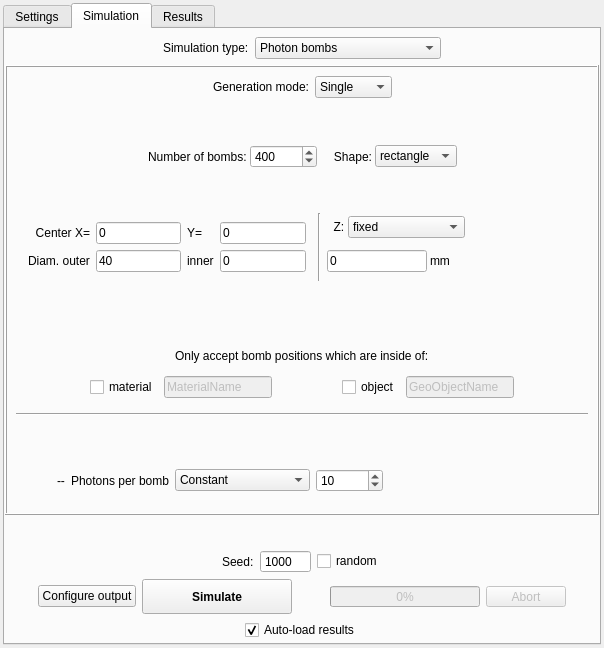
This is ants3bundle/src/ants3/gui/photsim/aphotsimwin.ui in andrmor/ANTS3bundle as Qt 5 draws it before an edit. The edited form follows.
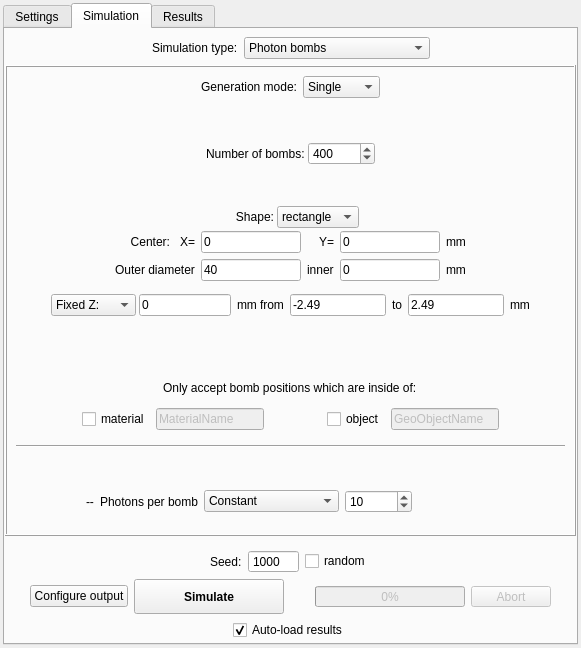
This is the edited form. The open tabs and pages were chosen to show the change.

```diff
--- a/ants3bundle/src/ants3/gui/photsim/aphotsimwin.ui
+++ b/ants3bundle/src/ants3/gui/photsim/aphotsimwin.ui
@@ -6,7 +6,7 @@
    <rect>
     <x>0</x>
     <y>0</y>
-    <width>604</width>
+    <width>581</width>
     <height>648</height>
    </rect>
   </property>
@@ -30,7 +30,7 @@
     <item>
      <widget class="QTabWidget" name="twSignals">
       <property name="currentIndex">
-       <number>0</number>
+       <number>1</number>
       </property>
       <widget class="QWidget" name="tab_11">
        <attribute name="title">
@@ -2060,7 +2060,59 @@
                    </widget>
                   </item>
                   <item>
+                   <spacer name="horizontalSpacer_14">
+                    <property name="orientation">
+                     <enum>Qt::Orientation::Horizontal</enum>
+                    </property>
+                    <property name="sizeHint" stdset="0">
+                     <size>
+                      <width>40</width>
+                      <height>20</height>
+                     </size>
+                    </property>
+                   </spacer>
+                  </item>
+                 </layout>
+                </item>
+                <item>
+                 <spacer name="verticalSpacer_2">
+                  <property name="orientation">
+                   <enum>Qt::Orientation::Vertical</enum>
+                  </property>
+                  <property name="sizeHint" stdset="0">
+                   <size>
+                    <width>20</width>
+                    <height>44</height>
+                   </size>
+                  </property>
+                 </spacer>
+                </item>
+                <item>
+                 <layout class="QHBoxLayout" name="horizontalLayout_41">
+                  <property name="topMargin">
+                   <number>0</number>
+                  </property>
+                  <item>
+                   <spacer name="horizontalSpacer_42">
+                    <property name="orientation">
+                     <enum>Qt::Orientation::Horizontal</enum>
+                    </property>
+                    <property name="sizeHint" stdset="0">
+                     <size>
+                      <width>40</width>
+                      <height>20</height>
+                     </size>
+                    </property>
+                   </spacer>
+                  </item>
+                  <item>
                    <widget class="QLabel" name="label_254">
+                    <property name="font">
+                     <font>
+                      <kerning>true</kerning>
+                      <fontweight>Medium</fontweight>
+                     </font>
+                    </property>
                     <property name="text">
                      <string>    Shape:</string>
                     </property>
@@ -2084,7 +2136,7 @@
                    </widget>
                   </item>
                   <item>
-                   <spacer name="horizontalSpacer_14">
+                   <spacer name="horizontalSpacer_43">
                     <property name="orientation">
                      <enum>Qt::Orientation::Horizontal</enum>
                     </property>
@@ -2098,54 +2150,78 @@
                   </item>
                  </layout>
                 </item>
-                <item>
-                 <spacer name="verticalSpacer_2">
-                  <property name="orientation">
-                   <enum>Qt::Orientation::Vertical</enum>
-                  </property>
-                  <property name="sizeHint" stdset="0">
-                   <size>
-                    <width>20</width>
-                    <height>44</height>
-                   </size>
-                  </property>
-                 </spacer>
-                </item>
                 <item>
                  <layout class="QHBoxLayout" name="horizontalLayout_18">
                   <property name="spacing">
                    <number>3</number>
                   </property>
+                  <item>
+                   <spacer name="horizontalSpacer_13">
+                    <property name="orientation">
+                     <enum>Qt::Orientation::Horizontal</enum>
+                    </property>
+                    <property name="sizeHint" stdset="0">
+                     <size>
+                      <width>40</width>
+                      <height>20</height>
+                     </size>
+                    </property>
+                   </spacer>
+                  </item>
                   <item>
                    <widget class="QStackedWidget" name="swFloodShape">
                     <property name="currentIndex">
                      <number>0</number>
                     </property>
                     <widget class="QWidget" name="page_7">
-                     <layout class="QGridLayout" name="gridLayout_8">
+                     <layout class="QGridLayout" name="gridLayout">
+                      <property name="leftMargin">
+                       <number>0</number>
+                      </property>
+                      <property name="topMargin">
+                       <number>0</number>
+                      </property>
+                      <property name="rightMargin">
+                       <number>0</number>
+                      </property>
+                      <property name="bottomMargin">
+                       <number>0</number>
+                      </property>
                       <item row="0" column="0">
                        <widget class="QLabel" name="label_139">
                         <property name="text">
-                         <string>X  from</string>
+                         <string>X:  from</string>
                         </property>
                        </widget>
                       </item>
                       <item row="0" column="1">
                        <widget class="QLineEdit" name="ledFloodXfrom">
+                        <property name="maximumSize">
+                         <size>
+                          <width>100</width>
+                          <height>16777215</height>
+                         </size>
+                        </property>
                         <property name="text">
                          <string>-15</string>
                         </property>
                        </widget>
                       </item>
-                      <item row="0" column="2">
+                      <item row="0" column="2" alignment="Qt::AlignmentFlag::AlignHCenter">
                        <widget class="QLabel" name="label_214">
                         <property name="text">
-                         <string>mm to</string>
+                         <string>to</string>
                         </property>
                        </widget>
                       </item>
                       <item row="0" column="3">
                        <widget class="QLineEdit" name="ledFloodXto">
+                        <property name="maximumSize">
+                         <size>
+                          <width>100</width>
+                          <height>16777215</height>
+                         </size>
+                        </property>
                         <property name="text">
                          <string>15</string>
                         </property>
@@ -2161,26 +2237,38 @@
                       <item row="1" column="0">
                        <widget class="QLabel" name="label_245">
                         <property name="text">
-                         <string>Y  from</string>
+                         <string>Y:  from</string>
                         </property>
                        </widget>
                       </item>
                       <item row="1" column="1">
                        <widget class="QLineEdit" name="ledFloodYfrom">
+                        <property name="maximumSize">
+                         <size>
+                          <width>100</width>
+                          <height>16777215</height>
+                         </size>
+                        </property>
                         <property name="text">
                          <string>-15</string>
                         </property>
                        </widget>
                       </item>
-                      <item row="1" column="2">
+                      <item row="1" column="2" alignment="Qt::AlignmentFlag::AlignHCenter">
                        <widget class="QLabel" name="label_246">
                         <property name="text">
-                         <string>mm to</string>
+                         <string>to</string>
                         </property>
                        </widget>
                       </item>
                       <item row="1" column="3">
                        <widget class="QLineEdit" name="ledFloodYto">
+                        <property name="maximumSize">
+                         <size>
+                          <width>100</width>
+                          <height>16777215</height>
+                         </size>
+                        </property>
                         <property name="text">
                          <string>15</string>
                         </property>
@@ -2197,110 +2285,151 @@
                     </widget>
                     <widget class="QWidget" name="page_8">
                      <layout class="QGridLayout" name="gridLayout_9">
-                      <item row="0" column="0">
-                       <widget class="QLabel" name="label_257">
-                        <property name="text">
-                         <string>Center X=</string>
-                        </property>
-                        <property name="alignment">
-                         <set>Qt::AlignmentFlag::AlignRight|Qt::AlignmentFlag::AlignTrailing|Qt::AlignmentFlag::AlignVCenter</set>
-                        </property>
-                       </widget>
-                      </item>
-                      <item row="0" column="1">
-                       <widget class="QLineEdit" name="ledFloodCenterX">
-                        <property name="text">
-                         <string>0</string>
-                        </property>
-                       </widget>
-                      </item>
-                      <item row="0" column="2">
+                      <property name="leftMargin">
+                       <number>0</number>
+                      </property>
+                      <property name="topMargin">
+                       <number>0</number>
+                      </property>
+                      <property name="rightMargin">
+                       <number>0</number>
+                      </property>
+                      <property name="bottomMargin">
+                       <number>0</number>
+                      </property>
+                      <item row="0" column="2" alignment="Qt::AlignmentFlag::AlignRight">
                        <widget class="QLabel" name="label_256">
                         <property name="text">
                          <string>Y=</string>
                         </property>
                        </widget>
                       </item>
-                      <item row="0" column="3">
-                       <widget class="QLineEdit" name="ledFloodCenterY">
-                        <property name="text">
-                         <string>0</string>
+                      <item row="1" column="3">
+                       <widget class="QLineEdit" name="ledFloodInnerDiameter">
+                        <property name="maximumSize">
+                         <size>
+                          <width>100</width>
+                          <height>16777215</height>
+                         </size>
                         </property>
-                       </widget>
-                      </item>
-                      <item row="1" column="0">
-                       <widget class="QLabel" name="label_259">
                         <property name="text">
-                         <string>Diam. outer</string>
+                         <string>0</string>
                         </property>
                        </widget>
                       </item>
                       <item row="1" column="1">
                        <widget class="QLineEdit" name="ledFloodOuterDiameter">
+                        <property name="maximumSize">
+                         <size>
+                          <width>100</width>
+                          <height>16777215</height>
+                         </size>
+                        </property>
                         <property name="text">
                          <string>40</string>
                         </property>
                        </widget>
                       </item>
-                      <item row="1" column="2">
+                      <item row="1" column="2" alignment="Qt::AlignmentFlag::AlignRight">
                        <widget class="QLabel" name="label_266">
                         <property name="text">
                          <string>inner</string>
                         </property>
                        </widget>
                       </item>
-                      <item row="1" column="3">
-                       <widget class="QLineEdit" name="ledFloodInnerDiameter">
+                      <item row="0" column="3">
+                       <widget class="QLineEdit" name="ledFloodCenterY">
+                        <property name="maximumSize">
+                         <size>
+                          <width>100</width>
+                          <height>16777215</height>
+                         </size>
+                        </property>
                         <property name="text">
                          <string>0</string>
                         </property>
                        </widget>
                       </item>
+                      <item row="1" column="0">
+                       <widget class="QLabel" name="label_259">
+                        <property name="text">
+                         <string>Outer diameter</string>
+                        </property>
+                       </widget>
+                      </item>
+                      <item row="0" column="1">
+                       <widget class="QLineEdit" name="ledFloodCenterX">
+                        <property name="maximumSize">
+                         <size>
+                          <width>100</width>
+                          <height>16777215</height>
+                         </size>
+                        </property>
+                        <property name="text">
+                         <string>0</string>
+                        </property>
+                       </widget>
+                      </item>
+                      <item row="0" column="0">
+                       <widget class="QLabel" name="label_257">
+                        <property name="text">
+                         <string>Center:   X=</string>
+                        </property>
+                        <property name="alignment">
+                         <set>Qt::AlignmentFlag::AlignRight|Qt::AlignmentFlag::AlignTrailing|Qt::AlignmentFlag::AlignVCenter</set>
+                        </property>
+                       </widget>
+                      </item>
+                      <item row="0" column="4">
+                       <widget class="QLabel" name="label_23">
+                        <property name="text">
+                         <string>mm</string>
+                        </property>
+                       </widget>
+                      </item>
+                      <item row="1" column="4">
+                       <widget class="QLabel" name="label_31">
+                        <property name="text">
+                         <string>mm</string>
+                        </property>
+                       </widget>
+                      </item>
                      </layout>
                     </widget>
                    </widget>
                   </item>
                   <item>
-                   <widget class="Line" name="line_37">
+                   <spacer name="horizontalSpacer_87">
                     <property name="orientation">
-                     <enum>Qt::Orientation::Vertical</enum>
+                     <enum>Qt::Orientation::Horizontal</enum>
                     </property>
-                   </widget>
+                    <property name="sizeHint" stdset="0">
+                     <size>
+                      <width>40</width>
+                      <height>20</height>
+                     </size>
+                    </property>
+                   </spacer>
                   </item>
+                 </layout>
+                </item>
                   <item>
-                   <layout class="QVBoxLayout" name="verticalLayout_4">
-                    <property name="spacing">
-                     <number>0</number>
-                    </property>
-                    <item>
-                     <layout class="QHBoxLayout" name="horizontalLayout_16">
-                      <property name="spacing">
-                       <number>3</number>
-                      </property>
-                      <property name="leftMargin">
-                       <number>3</number>
-                      </property>
+                 <layout class="QHBoxLayout" name="horizontalLayout_69">
                       <property name="topMargin">
-                       <number>3</number>
-                      </property>
-                      <property name="rightMargin">
-                       <number>3</number>
-                      </property>
-                      <property name="bottomMargin">
-                       <number>3</number>
+                   <number>10</number>
                       </property>
                       <item>
-                       <widget class="QLabel" name="label_247">
-                        <property name="sizePolicy">
-                         <sizepolicy hsizetype="Minimum" vsizetype="Preferred">
-                          <horstretch>0</horstretch>
-                          <verstretch>0</verstretch>
-                         </sizepolicy>
-                        </property>
-                        <property name="text">
-                         <string>  Z:</string>
-                        </property>
-                       </widget>
+                   <spacer name="horizontalSpacer_88">
+                    <property name="orientation">
+                     <enum>Qt::Orientation::Horizontal</enum>
+                    </property>
+                    <property name="sizeHint" stdset="0">
+                     <size>
+                      <width>40</width>
+                      <height>20</height>
+                     </size>
+                    </property>
+                   </spacer>
                       </item>
                       <item>
                        <widget class="QComboBox" name="cobFloodZmode">
@@ -2312,52 +2441,42 @@
                         </property>
                         <item>
                          <property name="text">
-                          <string>fixed</string>
+                      <string>Fixed Z:</string>
                          </property>
                         </item>
                         <item>
                          <property name="text">
-                          <string>range</string>
+                      <string>Z in range</string>
                          </property>
                         </item>
                        </widget>
                       </item>
                       <item>
-                       <spacer name="horizontalSpacer_13">
-                        <property name="orientation">
-                         <enum>Qt::Orientation::Horizontal</enum>
-                        </property>
-                        <property name="sizeHint" stdset="0">
+                   <widget class="QFrame" name="frZfixed">
+                    <property name="minimumSize">
                          <size>
-                          <width>40</width>
-                          <height>20</height>
-                         </size>
-                        </property>
-                       </spacer>
-                      </item>
-                     </layout>
-                    </item>
-                    <item>
-                     <widget class="QStackedWidget" name="swScanFloodZ">
-                      <property name="currentIndex">
-                       <number>0</number>
-                      </property>
-                      <widget class="QWidget" name="page_4">
-                       <layout class="QHBoxLayout" name="horizontalLayout_19">
-                        <property name="spacing">
-                         <number>3</number>
-                        </property>
+                      <width>0</width>
+                      <height>0</height>
+                     </size>
+                    </property>
+                    <property name="frameShape">
+                     <enum>QFrame::Shape::NoFrame</enum>
+                    </property>
+                    <property name="frameShadow">
+                     <enum>QFrame::Shadow::Raised</enum>
+                    </property>
+                    <layout class="QHBoxLayout" name="horizontalLayout_16">
                         <property name="leftMargin">
-                         <number>3</number>
+                      <number>0</number>
                         </property>
                         <property name="topMargin">
-                         <number>3</number>
+                      <number>0</number>
                         </property>
                         <property name="rightMargin">
-                         <number>3</number>
+                      <number>0</number>
                         </property>
                         <property name="bottomMargin">
-                         <number>3</number>
+                      <number>0</number>
                         </property>
                         <item>
                          <widget class="QLineEdit" name="ledFloodZ">
@@ -2379,59 +2498,60 @@
                           </property>
                          </widget>
                         </item>
-                        <item>
-                         <spacer name="horizontalSpacer_15">
-                          <property name="orientation">
-                           <enum>Qt::Orientation::Horizontal</enum>
-                          </property>
-                          <property name="sizeHint" stdset="0">
-                           <size>
-                            <width>40</width>
-                            <height>20</height>
-                           </size>
-                          </property>
-                         </spacer>
-                        </item>
-                       </layout>
-                      </widget>
-                      <widget class="QWidget" name="page_6">
-                       <layout class="QHBoxLayout" name="horizontalLayout_17">
-                        <property name="spacing">
-                         <number>3</number>
-                        </property>
+                    </layout>
+                   </widget>
+                  </item>
+                  <item>
+                   <widget class="QFrame" name="frZrange">
+                    <property name="minimumSize">
+                     <size>
+                      <width>0</width>
+                      <height>0</height>
+                     </size>
+                    </property>
+                    <property name="frameShape">
+                     <enum>QFrame::Shape::NoFrame</enum>
+                    </property>
+                    <property name="frameShadow">
+                     <enum>QFrame::Shadow::Raised</enum>
+                    </property>
+                    <layout class="QHBoxLayout" name="horizontalLayout_70">
                         <property name="leftMargin">
-                         <number>3</number>
+                      <number>0</number>
                         </property>
                         <property name="topMargin">
-                         <number>3</number>
+                      <number>0</number>
                         </property>
                         <property name="rightMargin">
-                         <number>3</number>
+                      <number>0</number>
                         </property>
                         <property name="bottomMargin">
-                         <number>3</number>
+                      <number>0</number>
                         </property>
                         <item>
-                         <widget class="QLabel" name="label_249">
+                      <widget class="QLabel" name="label_48">
                           <property name="text">
                            <string>from</string>
                           </property>
-                          <property name="alignment">
-                           <set>Qt::AlignmentFlag::AlignRight|Qt::AlignmentFlag::AlignTrailing|Qt::AlignmentFlag::AlignVCenter</set>
-                          </property>
                          </widget>
                         </item>
                         <item>
                          <widget class="QLineEdit" name="ledFloodZfrom">
+                       <property name="maximumSize">
+                        <size>
+                         <width>100</width>
+                         <height>16777215</height>
+                        </size>
+                       </property>
                           <property name="text">
                            <string>-2.49</string>
                           </property>
                          </widget>
                         </item>
-                        <item>
+                     <item alignment="Qt::AlignmentFlag::AlignHCenter">
                          <widget class="QLabel" name="label_251">
                           <property name="text">
-                           <string>mm  to</string>
+                        <string>to</string>
                           </property>
                           <property name="alignment">
                            <set>Qt::AlignmentFlag::AlignCenter</set>
@@ -2440,6 +2560,12 @@
                         </item>
                         <item>
                          <widget class="QLineEdit" name="ledFloodZto">
+                       <property name="maximumSize">
+                        <size>
+                         <width>100</width>
+                         <height>16777215</height>
+                        </size>
+                       </property>
                           <property name="text">
                            <string>2.49</string>
                           </property>
@@ -2454,9 +2580,19 @@
                         </item>
                        </layout>
                       </widget>
-                     </widget>
-                    </item>
-                   </layout>
+                  </item>
+                  <item>
+                   <spacer name="horizontalSpacer_89">
+                    <property name="orientation">
+                     <enum>Qt::Orientation::Horizontal</enum>
+                    </property>
+                    <property name="sizeHint" stdset="0">
+                     <size>
+                      <width>40</width>
+                      <height>20</height>
+                     </size>
+                    </property>
+                   </spacer>
                   </item>
                  </layout>
                 </item>
@@ -2912,6 +3048,12 @@
                   <verstretch>0</verstretch>
                  </sizepolicy>
                 </property>
+                <property name="maximumSize">
+                 <size>
+                  <width>150</width>
+                  <height>16777215</height>
+                 </size>
+                </property>
                 <property name="font">
                  <font>
                   <bold>false</bold>
```
Left out of the diff: 16 changed lines with no effect on the pictures. Lines whose indentation alone changed are shown as unchanged.
